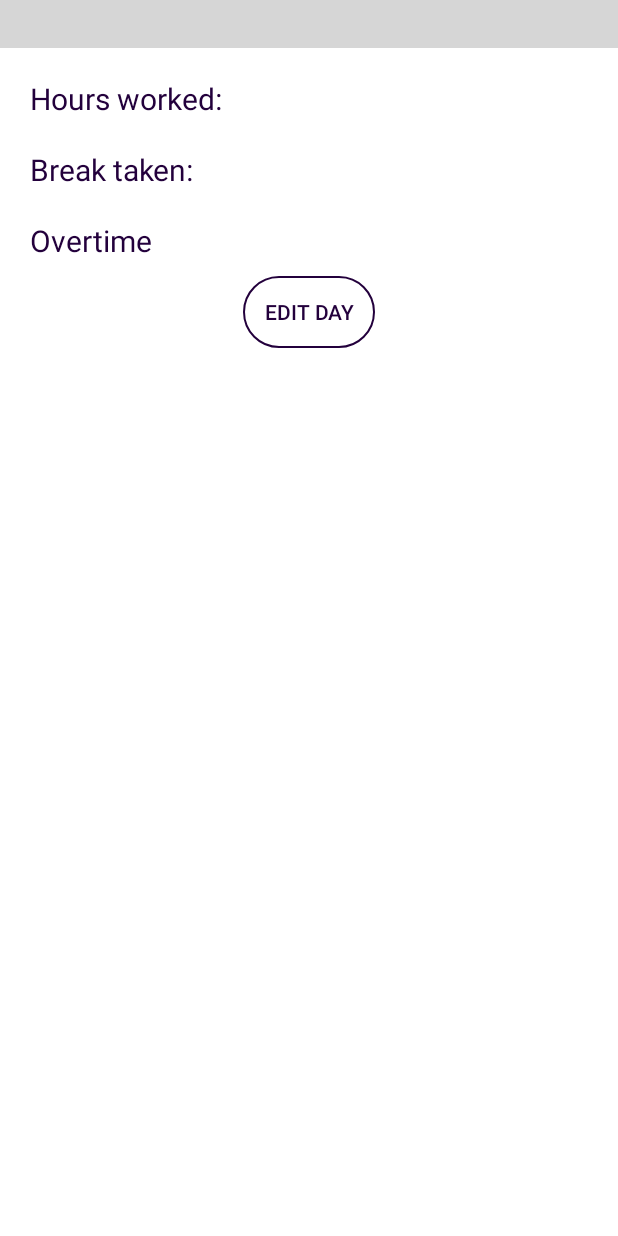
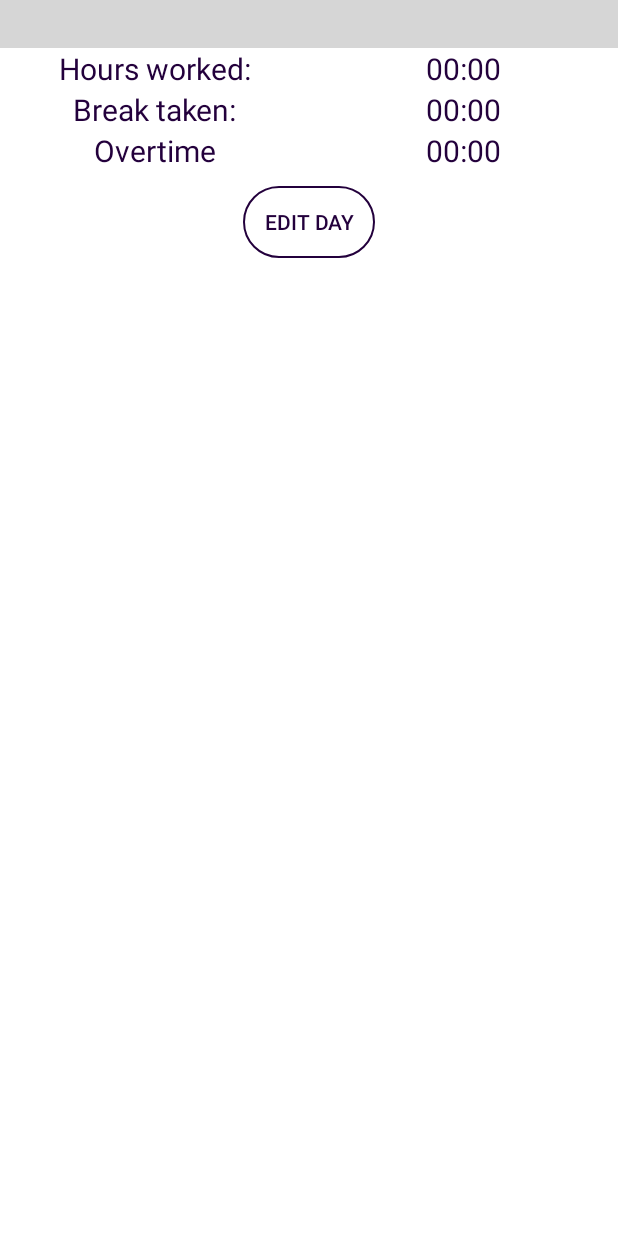
Before and after one commit to SwaginatorOne/ProjektArbeteKlientProgrammering, an Android app: the layout fragment_day.xml on its own in the app's theme, with its tools: preview values and no code run, on a phone screen of 412 x 824 dp. Run offline under Robolectric (Android 15) with nearby library versions, the phone set to English and light mode, and no system bars; plain views replace HorizontalCalendarView; grey boxes are pictures that could not be loaded.

Commit message:
Lagt till textViews för reportfragments

```diff
--- a/app/src/main/res/layout/fragment_day.xml
+++ b/app/src/main/res/layout/fragment_day.xml
@@ -30,41 +30,90 @@
             android:layout_height="match_parent"
             android:orientation="vertical">
 
+
+            <LinearLayout
+                android:orientation="horizontal"
+                android:layout_width="match_parent"
+                android:layout_height="0dp"
+                android:layout_weight="1"
+                android:gravity="center">
+
                 <TextView
-            android:id="@+id/textField_hours_worked_report"
-            android:layout_width="wrap_content"
-            android:layout_height="wrap_content"
-            android:layout_marginStart="20dp"
-            android:layout_marginTop="20dp"
+                    android:id="@+id/textField_hours_worked_report_day"
                     android:text="@string/hours_worked"
                     android:textColor="@color/purple_main"
+                    android:layout_width="0dp"
                     android:textSize="20dp"
-            app:layout_constraintStart_toStartOf="parent"
-            app:layout_constraintTop_toBottomOf="@+id/calendarViewDay" />
+                    android:layout_height="wrap_content"
+                    android:layout_weight="1"
+                    android:gravity="center"/>
 
                 <TextView
-            android:id="@+id/textField_break_taken_report"
-            android:layout_width="wrap_content"
+                    android:id="@+id/textField_hours_worked_report_show_day"
+                    android:text="00:00"
+                    android:textColor="@color/purple_main"
+                    android:layout_width="0dp"
+                    android:textSize="20dp"
                     android:layout_height="wrap_content"
-            android:layout_marginStart="20dp"
-            android:layout_marginTop="20dp"
+                    android:layout_weight="1"
+                    android:gravity="center"/>
+            </LinearLayout>
+
+         <LinearLayout
+             android:orientation="horizontal"
+             android:layout_width="match_parent"
+             android:layout_height="0dp"
+             android:layout_weight="1"
+             android:gravity="center">
+
+             <TextView
+                 android:id="@+id/textField_break_taken_report_day"
                  android:text="@string/break_taken"
                  android:textColor="@color/purple_main"
+                 android:layout_width="0dp"
                  android:textSize="20dp"
-            app:layout_constraintStart_toStartOf="parent"
-            app:layout_constraintTop_toBottomOf="@+id/textField_hours_worked_report" />
+                 android:layout_height="wrap_content"
+                 android:layout_weight="1"
+                 android:gravity="center"/>
 
              <TextView
-            android:id="@+id/textField_overtime_report"
-            android:layout_width="wrap_content"
+                 android:id="@+id/textField_break_taken_report_show_day"
+                 android:text="00:00"
+                 android:textColor="@color/purple_main"
+                 android:layout_width="0dp"
+                 android:textSize="20dp"
                  android:layout_height="wrap_content"
-            android:layout_marginStart="20dp"
-            android:layout_marginTop="20dp"
+                 android:layout_weight="1"
+                 android:gravity="center"/>
+         </LinearLayout>
+
+         <LinearLayout
+             android:orientation="horizontal"
+             android:layout_width="match_parent"
+             android:layout_height="0dp"
+             android:layout_weight="1"
+             android:gravity="center">
+
+             <TextView
+                 android:id="@+id/textField_overtime_taken_report_day"
                  android:text="@string/overtime"
                  android:textColor="@color/purple_main"
+                 android:layout_width="0dp"
                  android:textSize="20dp"
-            app:layout_constraintStart_toStartOf="parent"
-            app:layout_constraintTop_toBottomOf="@+id/textField_break_taken_report" />
+                 android:layout_height="wrap_content"
+                 android:layout_weight="1"
+                 android:gravity="center"/>
+
+             <TextView
+                 android:id="@+id/textField_overtime_taken_report_show_day"
+                 android:text="00:00"
+                 android:textColor="@color/purple_main"
+                 android:layout_width="0dp"
+                 android:textSize="20dp"
+                 android:layout_height="wrap_content"
+                 android:layout_weight="1"
+                 android:gravity="center"/>
+         </LinearLayout>
 
         <androidx.appcompat.widget.AppCompatButton
             android:id="@+id/button_edit_day"
```
Also changed, not shown: app/src/main/res/layout/fragment_month.xml (+66 -19 lines), app/src/main/res/layout/fragment_week.xml (+66 -19 lines). Lines whose indentation alone changed are shown as unchanged.
